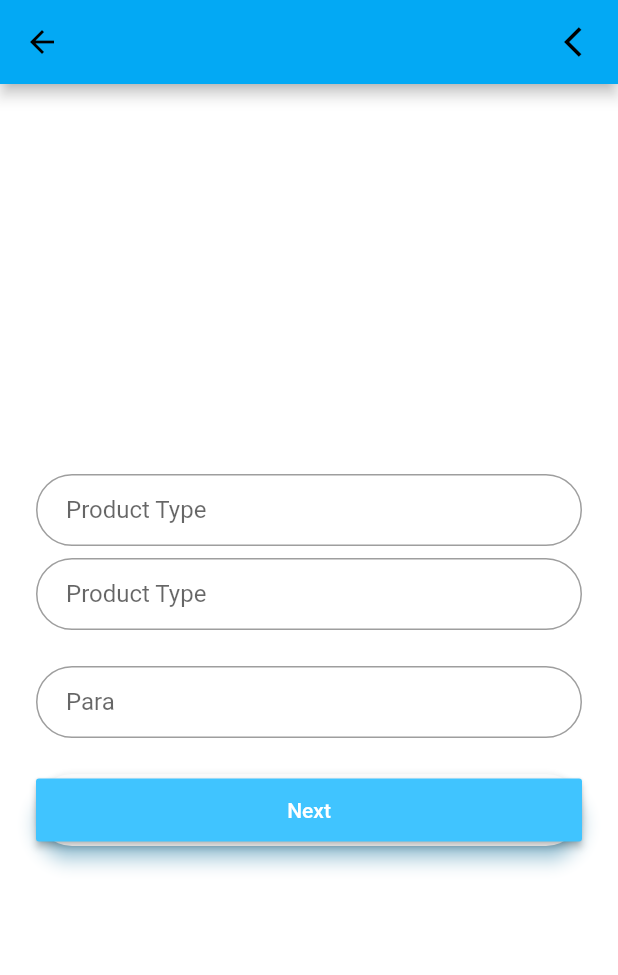
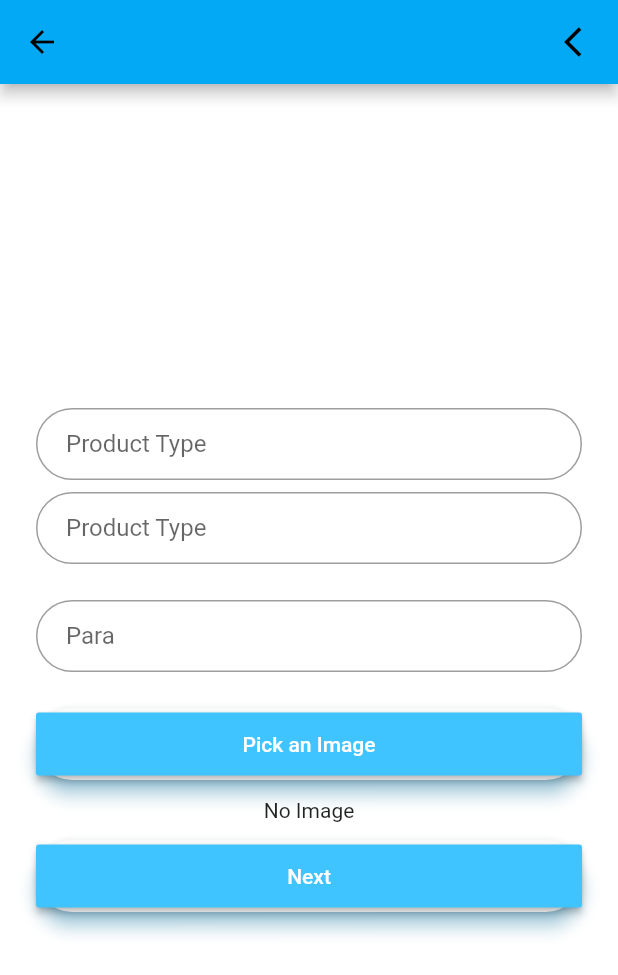
Before and after one commit to jorwong/FidorFlutterapp, a Flutter app: the InsuranceFormsPage screen opened by its route, after a tap on "Next", on a phone screen of 412 x 824 dp. Shown: the top 975 px of the screen. Run offline on Flutter 3.47's test engine with Material 2 defaults, Android fonts, the phone set to English and light mode, and no system bars; our stand-ins replace image_picker, shared_preferences; accounts and stored records are empty.

Commit message:
I can upload a picture now

```diff
--- a/lib/Screens/Insurance_forms_page.dart
+++ b/lib/Screens/Insurance_forms_page.dart
@@ -1,3 +1,4 @@
+import 'dart:io';
 import 'package:flutter/material.dart';
 import 'package:image_picker/image_picker.dart';
 
@@ -8,10 +9,33 @@ class InsuranceFormsPage extends StatefulWidget {
 }
 
 class _InsuranceFormsPageState extends State<InsuranceFormsPage> {
+  File _pickedPicture;
+  void _takepicture() async {
+    final imageSource = await showDialog<ImageSource>(
+      context: context,
+      builder: (context)=>
+      AlertDialog(
+        title: Text("Select the image source"),
+        actions: <Widget>[
+          MaterialButton(
+            child: Text("Gallery"),
+            onPressed: ()=> Navigator.pop(context, ImageSource.gallery),
+          ),
+          MaterialButton(
+            child: Text("Camera"),
+            onPressed: ()=> Navigator.pop(context, ImageSource.camera),
+          )
+        ],
+      )
+    );
+    if (imageSource!=null){
+      final file = await ImagePicker.pickImage(source: imageSource);
+      if (file != null){
+        setState(()=> _pickedPicture=file);
+      }
+    }
+  }
 
-  Future<void> _takepicture() async {
-   final imageFile = await ImagePicker.pickImage(source: ImageSource.gallery);
-  }
   @override
   Widget build(BuildContext context) {
   final producttype= TextFormField(
@@ -41,7 +65,7 @@ class _InsuranceFormsPageState extends State<InsuranceFormsPage> {
       ),
     );
 
-    final NextButton= Material (
+    final PictureButton= Material (
       borderRadius: BorderRadius.circular(30.0),
       shadowColor: Colors.lightBlueAccent,
       elevation: 5.0,
@@ -50,8 +74,27 @@ class _InsuranceFormsPageState extends State<InsuranceFormsPage> {
         height: 42,
         onPressed: _takepicture,
         color: Colors.lightBlueAccent,
+        child: Text('Pick an Image', style: TextStyle(color: Colors.white)),
+    )
+    );
+
+    final NextButton= Material (
+      borderRadius: BorderRadius.circular(30.0),
+      shadowColor: Colors.lightBlueAccent,
+      elevation: 5.0,
+      child: MaterialButton(
+        minWidth: 200.0,
+        height: 42,
+        onPressed:(){},
+        color: Colors.lightBlueAccent,
         child: Text('Next', style: TextStyle(color: Colors.white)),
     )
+    );
+
+    final ChosenImage= Center(
+      child: _pickedPicture==null?
+      Text("No Image") :
+      Image(image: FileImage(_pickedPicture)),
     );
 
     return Scaffold(
@@ -76,6 +119,10 @@ class _InsuranceFormsPageState extends State<InsuranceFormsPage> {
             SizedBox(height: 24.0,),
             somepara,
             SizedBox(height: 24.0,),
+            PictureButton,
+            SizedBox(height: 12.0,),
+            ChosenImage,
+            SizedBox(height: 12.0,),
             NextButton
           ],
         ),),
```
Also changed, not shown: lib/main.dart (+2 -12 lines).
